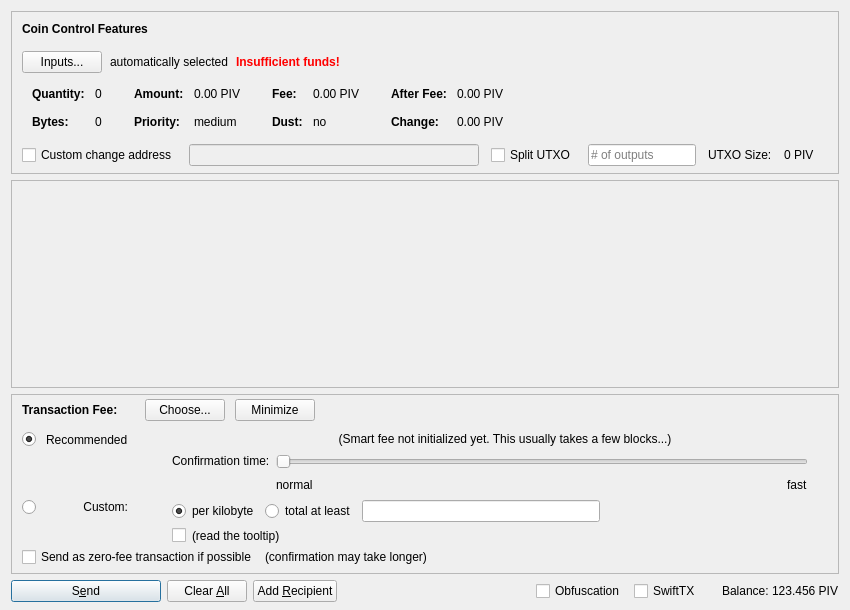
Above: src/qt/forms/sendcoinsdialog.ui from mammix2/kore-mammix2 before the change. Below: the same form after it.
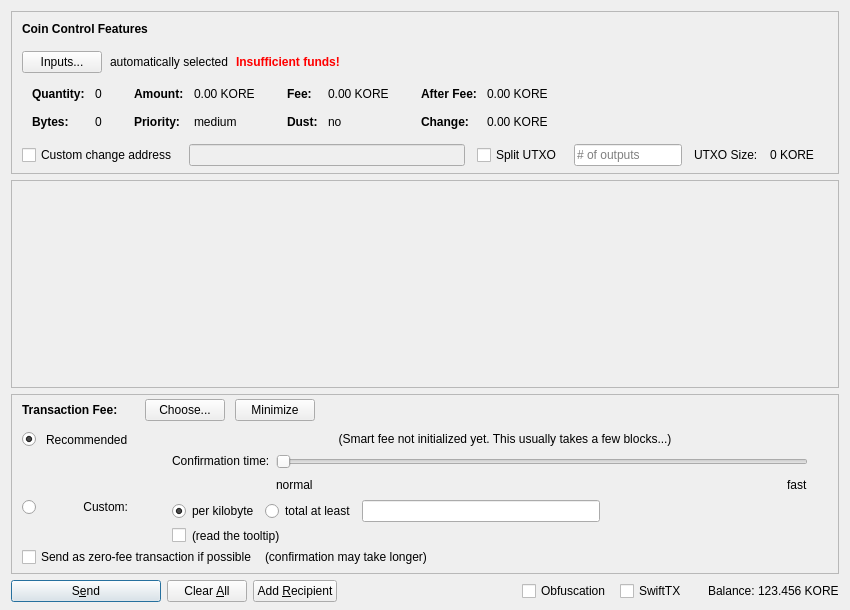
That is the form after the change. Icons and pictures are not drawn. Custom widgets are drawn as their Qt base class.

Diff of the .ui file:
```diff
--- a/src/qt/forms/sendcoinsdialog.ui
+++ b/src/qt/forms/sendcoinsdialog.ui
@@ -324,7 +324,7 @@
                   <enum>Qt::ActionsContextMenu</enum>
                  </property>
                  <property name="text">
-                  <string notr="true">0.00 PIV</string>
+                  <string notr="true">0.00 KORE</string>
                  </property>
                  <property name="textInteractionFlags">
                   <set>Qt::LinksAccessibleByMouse|Qt::TextSelectableByKeyboard|Qt::TextSelectableByMouse</set>
@@ -404,7 +404,7 @@
                   <enum>Qt::ActionsContextMenu</enum>
                  </property>
                  <property name="text">
-                  <string notr="true">0.00 PIV</string>
+                  <string notr="true">0.00 KORE</string>
                  </property>
                  <property name="textInteractionFlags">
                   <set>Qt::LinksAccessibleByMouse|Qt::TextSelectableByKeyboard|Qt::TextSelectableByMouse</set>
@@ -484,7 +484,7 @@
                   <enum>Qt::ActionsContextMenu</enum>
                  </property>
                  <property name="text">
-                  <string notr="true">0.00 PIV</string>
+                  <string notr="true">0.00 KORE</string>
                  </property>
                  <property name="textInteractionFlags">
                   <set>Qt::LinksAccessibleByMouse|Qt::TextSelectableByKeyboard|Qt::TextSelectableByMouse</set>
@@ -513,7 +513,7 @@
                   <enum>Qt::ActionsContextMenu</enum>
                  </property>
                  <property name="text">
-                  <string notr="true">0.00 PIV</string>
+                  <string notr="true">0.00 KORE</string>
                  </property>
                  <property name="textInteractionFlags">
                   <set>Qt::LinksAccessibleByMouse|Qt::TextSelectableByKeyboard|Qt::TextSelectableByMouse</set>
@@ -594,7 +594,7 @@
           <item>
            <widget class="QLabel" name="labelBlockSize">
             <property name="text">
-             <string>0 PIV</string>
+             <string>0 KORE</string>
             </property>
            </widget>
           </item>
@@ -1435,7 +1435,7 @@
           <cursorShape>IBeamCursor</cursorShape>
          </property>
          <property name="text">
-          <string notr="true">123.456 PIV</string>
+          <string notr="true">123.456 KORE</string>
          </property>
          <property name="textInteractionFlags">
           <set>Qt::LinksAccessibleByMouse|Qt::TextSelectableByKeyboard|Qt::TextSelectableByMouse</set>
```
Left out of the diff: 12 changed lines with no effect on the pictures.
